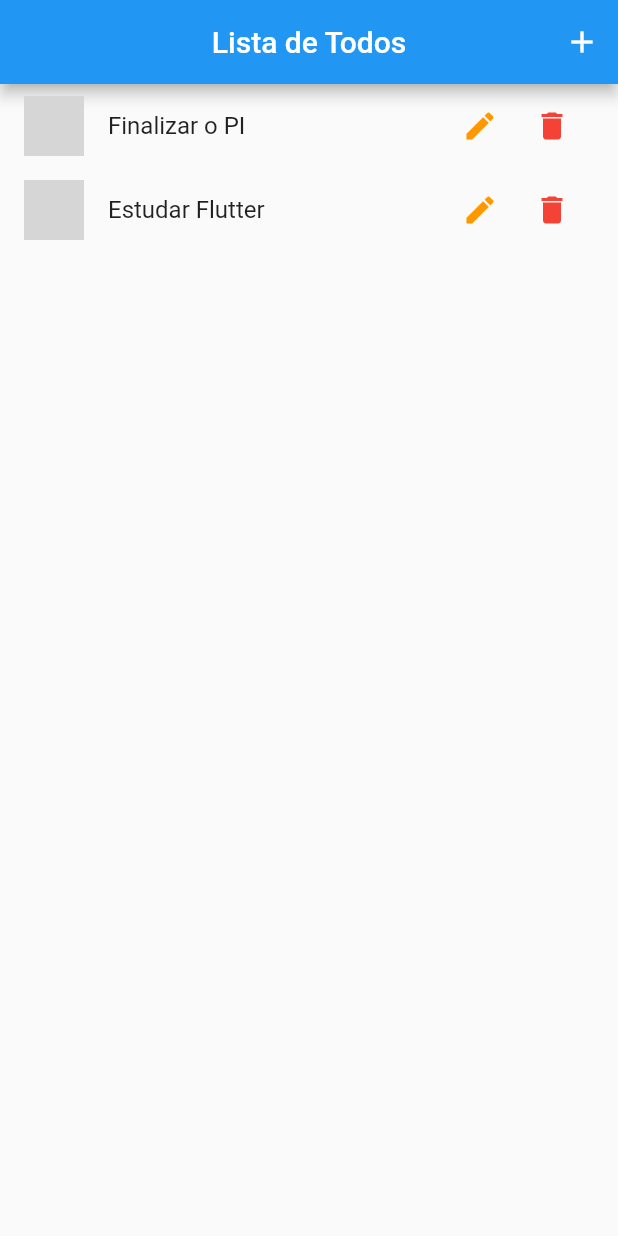
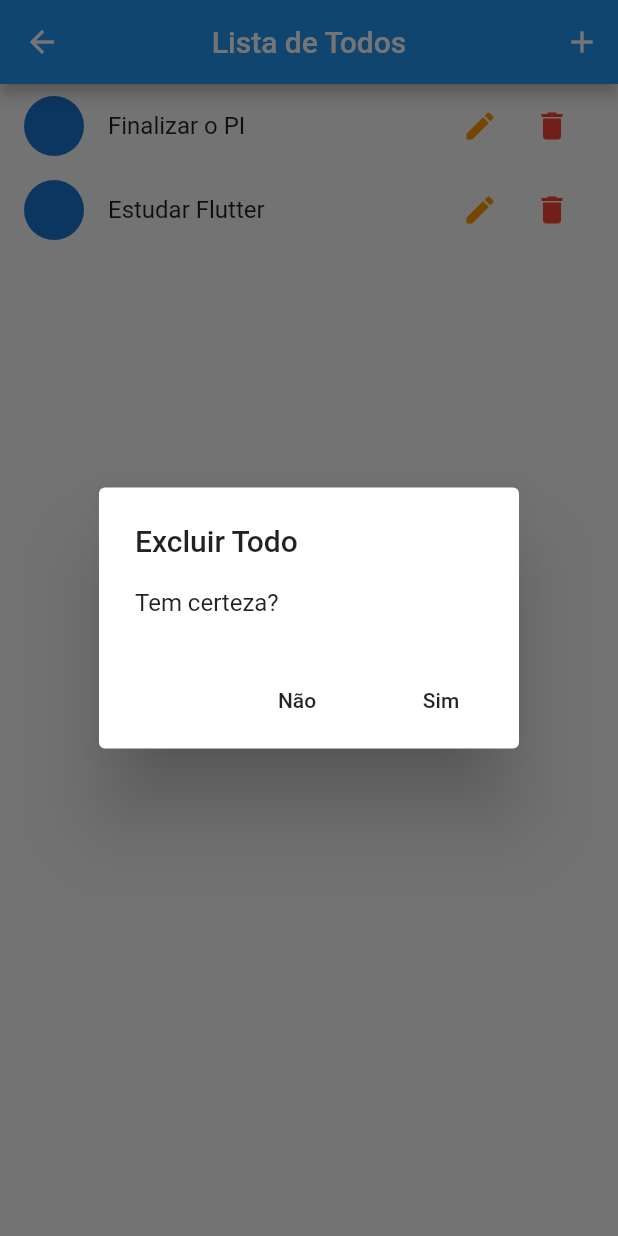
Before and after one commit to HeitorAmaral/flutter-todo-app, a Flutter app: the TodoList screen opened directly, after a tap on the "delete" icon, on a phone screen of 412 x 824 dp. Run offline on Flutter 3.47's test engine with Material 2 defaults, Android fonts, the phone set to English and light mode, and no system bars; network calls fail; grey boxes are pictures that could not be loaded.

```diff
--- a/lib/components/todo_tile.dart
+++ b/lib/components/todo_tile.dart
@@ -1,5 +1,8 @@
 import 'package:flutter/material.dart';
 import 'package:flutter_crud/models/todo.dart';
+import 'package:flutter_crud/provider/todos.dart';
+import 'package:flutter_crud/routes/app_routes.dart';
+import 'package:provider/provider.dart';
 
 class TodoTile extends StatelessWidget {
   final Todo todo;
@@ -23,13 +26,47 @@ class TodoTile extends StatelessWidget {
         child: Row(
           children: <Widget>[
             IconButton(
-                icon: new Icon(Icons.edit),
-                color: Colors.orange,
-                onPressed: () {}),
+              icon: new Icon(Icons.edit),
+              color: Colors.orange,
+              onPressed: () {
+                Navigator.of(context).pushNamed(
+                  AppRoutes.TODO_FORM,
+                  arguments: todo,
+                );
+              },
+            ),
             IconButton(
-                icon: new Icon(Icons.delete),
-                color: Colors.red,
-                onPressed: () {})
+              icon: new Icon(Icons.delete),
+              color: Colors.red,
+              onPressed: () {
+                showDialog(
+                  context: context,
+                  builder: (ctx) => AlertDialog(
+                    title: Text('Excluir Todo'),
+                    content: Text('Tem certeza?'),
+                    actions: <Widget>[
+                      FlatButton(
+                        child: Text('Não'),
+                        onPressed: () => Navigator.of(context).pop(false),
+                      ),
+                      FlatButton(
+                        child: Text('Sim'),
+                        onPressed: () => Navigator.of(context).pop(true),
+                      ),
+                    ],
+                  ),
+                ).then(
+                  (confirmed) {
+                    if (confirmed) {
+                      Provider.of<Todos>(
+                        context,
+                        listen: false,
+                      ).remove(todo);
+                    }
+                  },
+                );
+              },
+            )
           ],
         ),
       ),
--- /dev/null
+++ b/lib/routes/app_routes.dart
@@ -0,0 +1,4 @@
+class AppRoutes {
+  static const HOME = '/';
+  static const TODO_FORM = '/todo-form';
+}
--- a/lib/views/todo_list.dart
+++ b/lib/views/todo_list.dart
@@ -1,8 +1,7 @@
 import 'package:flutter/material.dart';
 import 'package:flutter_crud/components/todo_tile.dart';
-import 'package:flutter_crud/data/dummy_todos.dart';
-import 'package:flutter_crud/models/todo.dart';
 import 'package:flutter_crud/provider/todos.dart';
+import 'package:flutter_crud/routes/app_routes.dart';
 import 'package:provider/provider.dart';
 
 class TodoList extends StatelessWidget {
@@ -16,7 +15,11 @@ class TodoList extends StatelessWidget {
           centerTitle: true,
           actions: <Widget>[
             IconButton(
-                icon: Icon(Icons.add), color: Colors.white, onPressed: () {})
+                icon: Icon(Icons.add),
+                color: Colors.white,
+                onPressed: () {
+                  Navigator.of(context).pushNamed(AppRoutes.TODO_FORM);
+                })
           ],
         ),
         body: ListView.builder(
```
Also changed, not shown: lib/main.dart (+12 -6 lines), lib/views/todo_form.dart (added, +85 -0 lines).
